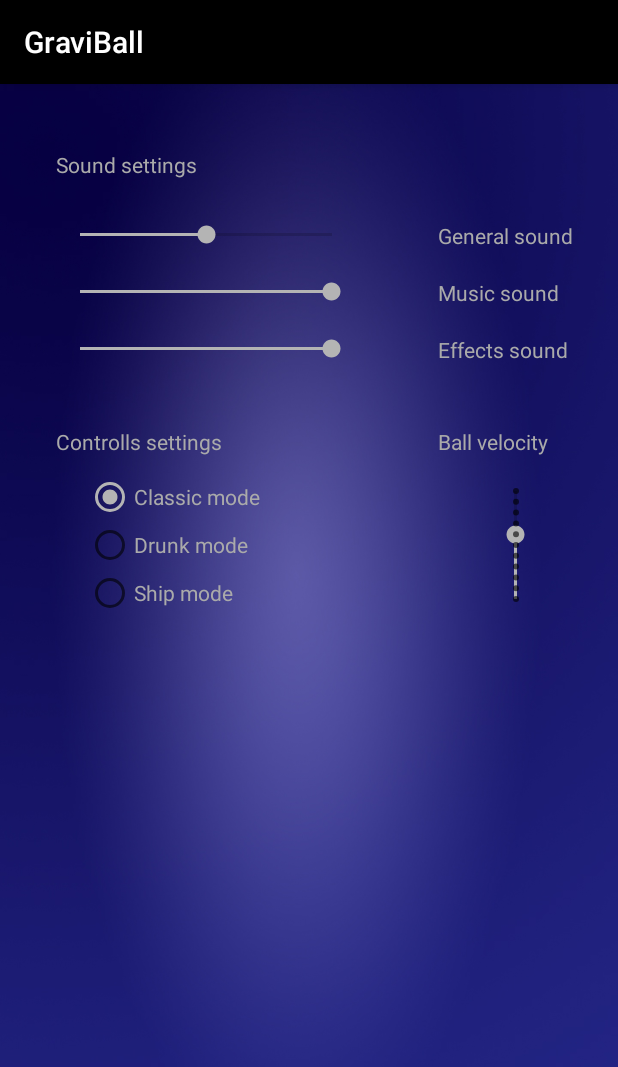
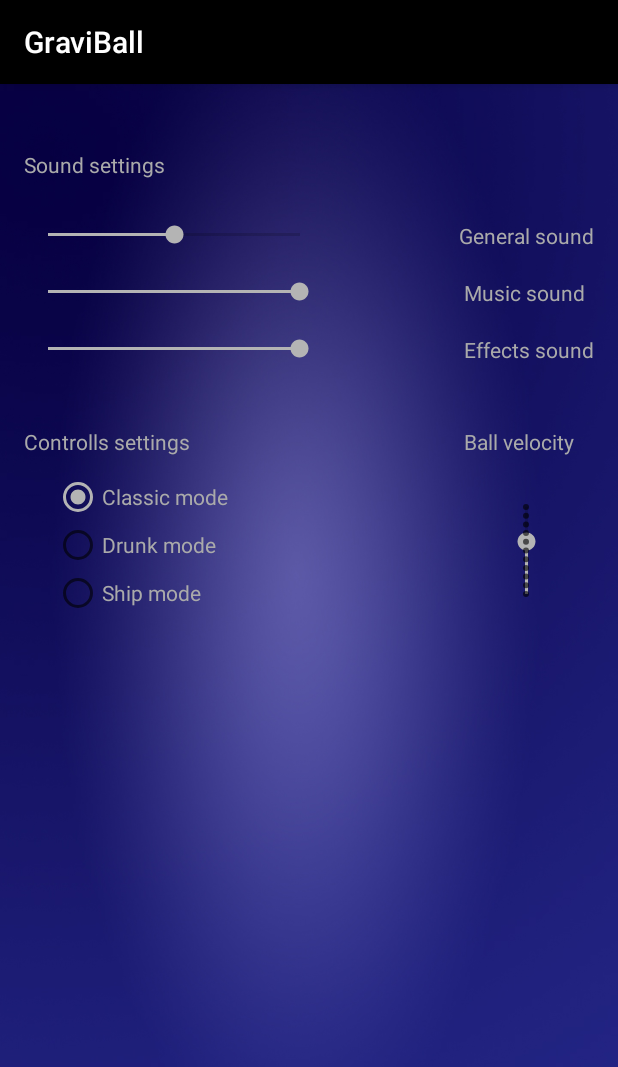
Before and after one commit to wovilon/Pingpong1, an Android app: the SettingsActivity screen opened directly, with no data from a screen before it, on a phone screen of 412 x 824 dp. Shown: the top 1067 px of the screen. Run offline under Robolectric (Android 15) with nearby library versions, the phone set to English and light mode, and no system bars.

Commit message:
Design fixed, problems with Android 4 versions fixed, but not tested

```diff
--- a/app/build.gradle
+++ b/app/build.gradle
@@ -39,14 +39,15 @@ dependencies {
     androidTestCompile('com.android.support.test.espresso:espresso-core:2.2.2', {
         exclude group: 'com.android.support', module: 'support-annotations'
     })
-    compile 'com.android.support:appcompat-v7:25.0.0'
-    testCompile 'junit:junit:4.12'
     compile('com.crashlytics.sdk.android:crashlytics:2.6.8@aar') {
         transitive = true;
     }
     compile('com.crashlytics.sdk.android:crashlytics-ndk:1.1.6@aar') {
         transitive = true;
     }
+    compile 'com.android.support:appcompat-v7:25.0.0'
+    compile 'com.android.support.constraint:constraint-layout:1.0.0-beta1'
+    testCompile 'junit:junit:4.12'
 }
 
 crashlytics {
--- a/app/src/main/java/wovilon/pingpong1/GameActivity.java
+++ b/app/src/main/java/wovilon/pingpong1/GameActivity.java
@@ -135,7 +135,7 @@ class GameManager extends Thread {
         this.score=0;
 
         DbUpdater dbUpdater=new DbUpdater(context, level.getType());
-        level.setBricks(dbUpdater.getLevelBricksFromDb(level.getLevelNumber()));
+        level.setBricks(dbUpdater.getLevelFromDb(level.getLevelNumber()).getBricks());
 
         Resources resources=context.getResources(); //get screen size and create boolean gameField
         DisplayMetrics displayMetrics=resources.getDisplayMetrics();
@@ -348,6 +348,8 @@ class GameManager extends Thread {
             canv=canvas;
             Resources resources=context.getResources();
             bitmap= BitmapFactory.decodeResource(resources,R.drawable.ball);
+            x=resources.getDisplayMetrics().widthPixels/2-bitmap.getWidth()/2;
+            y=resources.getDisplayMetrics().heightPixels*0.8;
 
             int n=0,nmax=0; //get ball pixels
             for (int i=0;i<bitmap.getWidth();i++) {
--- a/app/src/main/java/wovilon/pingpong1/LevelEditorActivity.java
+++ b/app/src/main/java/wovilon/pingpong1/LevelEditorActivity.java
@@ -43,7 +43,7 @@ LevelEditorView levelEditorView;
             Resources resources = getResources(); //get screen size and create boolean gameField
             DisplayMetrics displayMetrics = resources.getDisplayMetrics();
 
-            //if button pressed (calculated from coordinates)
+            //if button save and play pressed (calculated from coordinates)
             if (x > levelEditorView.savePlayButtonXY.x
                     & x < levelEditorView.savePlayButtonXY.x + levelEditorView.button.getWidth()
                     & y > levelEditorView.savePlayButtonXY.y + resources.getDimension(R.dimen.dy)
@@ -61,13 +61,15 @@ LevelEditorView levelEditorView;
                 intent.putExtra("LevelType", level.getType());
                 intent.putExtra("LevelNumber", dbUpdater.getCount());
                 startActivity(intent);
-
+            //if load button pressed
             } else if (x > levelEditorView.loadButtonXY.x
                     & x < levelEditorView.loadButtonXY.x + levelEditorView.button.getWidth()
                     & y > levelEditorView.loadButtonXY.y + resources.getDimension(R.dimen.dy)
                     & y < levelEditorView.loadButtonXY.y + levelEditorView.button.getHeight()
                     + resources.getDimension(R.dimen.dy) * 2) {
 
+                Intent intent=new Intent(LevelEditorActivity.this, LevelsListActivity.class);
+                startActivity(intent);
 
             } else if (x < levelEditorView.savePlayButtonXY.y) { //else create or delete brick
                 //calculating start point of bricks x0
--- a/app/src/main/java/wovilon/pingpong1/MainActivity.java
+++ b/app/src/main/java/wovilon/pingpong1/MainActivity.java
@@ -57,7 +57,7 @@ public class MainActivity extends AppCompatActivity implements SensorEventListen
         mySensor=SM.getDefaultSensor(Sensor.TYPE_ACCELEROMETER);
         SM.registerListener(this,mySensor,SensorManager.SENSOR_DELAY_NORMAL);
 
-        new DbUpdater(this, "MainLevels").addMainLevels();
+        new DbUpdater(this, "MainLevels").addMainLevels(); //TODO now I add level everytime, but once needed
         //new DbUpdater(this, "MainLevels").setHighScore("MainLevels",0,1);
 
 
--- a/app/src/main/java/wovilon/pingpong1/model/LevelEditorView.java
+++ b/app/src/main/java/wovilon/pingpong1/model/LevelEditorView.java
@@ -60,16 +60,16 @@ public class LevelEditorView extends View {
 
         canvas.drawBitmap(mBitmap,0,0, mPaint);
         canvas.drawBitmap(button,savePlayButtonXY.x,savePlayButtonXY.y,mPaint);
-        //canvas.drawBitmap(button,loadButtonXY.x,loadButtonXY.y,mPaint);
+        canvas.drawBitmap(button,loadButtonXY.x,loadButtonXY.y,mPaint);
         mPaint.setTypeface(Typeface.create("Arial",Typeface.BOLD));
         mPaint.setTextAlign(Paint.Align.CENTER);
         mPaint.setTextSize(32);
         canvas.drawText(resources.getString(R.string.SavePlay),
                 savePlayButtonXY.x+button.getWidth()/2,
                 savePlayButtonXY.y+button.getHeight()/2+resources.getDimension(R.dimen.dy),mPaint);
-       /* canvas.drawText(resources.getString(R.string.Load),
+        canvas.drawText(resources.getString(R.string.Load),
                 loadButtonXY.x+button.getWidth()/2,
-                loadButtonXY.y+button.getHeight()/2+resources.getDimension(R.dimen.dy),mPaint);*/
+                loadButtonXY.y+button.getHeight()/2+resources.getDimension(R.dimen.dy),mPaint);
 
 
         int i=0;
--- a/app/src/main/res/layout/activity_settings.xml
+++ b/app/src/main/res/layout/activity_settings.xml
@@ -16,11 +16,11 @@
         android:id="@+id/generalSound"
         android:layout_width="200dp"
         android:layout_height="wrap_content"
-        android:layout_alignParentStart="true"
+        android:layout_marginTop="75dp"
+        android:fadeScrollbars="false"
         android:layout_alignParentTop="true"
-        android:layout_marginStart="21dp"
-        android:layout_marginTop="75dp"
-        android:fadeScrollbars="false" />
+        android:layout_alignParentLeft="true"
+        android:layout_alignParentStart="true" />
 
     <SeekBar
         android:id="@+id/musicSound"
@@ -42,20 +42,22 @@
         android:id="@+id/textView2"
         android:layout_width="wrap_content"
         android:layout_height="wrap_content"
-        android:layout_alignParentTop="true"
-        android:layout_alignStart="@+id/generalSound"
-        android:layout_marginTop="28dp"
         android:text="@string/SoundSettings"
-        android:textColor="@android:color/darker_gray" />
+        android:textColor="@android:color/darker_gray"
+        android:layout_above="@+id/GeneralSoundView"
+        android:layout_alignParentLeft="true"
+        android:layout_alignParentStart="true"
+        android:layout_marginBottom="28dp" />
 
     <TextView
         android:id="@+id/textView6"
         android:layout_width="wrap_content"
         android:layout_height="wrap_content"
-        android:layout_alignStart="@+id/MusicSoundView"
+        android:text="@string/EffectsSound"
+        android:textColor="@android:color/darker_gray"
         android:layout_alignTop="@+id/effectsSound"
-        android:text="@string/EffectsSound"
-        android:textColor="@android:color/darker_gray" />
+        android:layout_alignParentRight="true"
+        android:layout_alignParentEnd="true" />
 
     <TextView
         android:id="@+id/textView8"
@@ -71,29 +73,32 @@
         android:id="@+id/BallVelocityTextView"
         android:layout_width="wrap_content"
         android:layout_height="wrap_content"
-        android:layout_above="@+id/turbulenceRadioGroup"
-        android:layout_alignStart="@+id/BallVelocitySeekBar"
         android:text="@string/ball_velocity"
-        android:textColor="@android:color/darker_gray" />
+        android:textColor="@android:color/darker_gray"
+        android:layout_alignBaseline="@+id/textView8"
+        android:layout_alignBottom="@+id/textView8"
+        android:layout_alignLeft="@+id/textView6"
+        android:layout_alignStart="@+id/textView6" />
 
     <TextView
         android:id="@+id/GeneralSoundView"
         android:layout_width="wrap_content"
         android:layout_height="wrap_content"
-        android:layout_alignParentEnd="true"
+        android:text="@string/GeneralSound"
+        android:textColor="@android:color/darker_gray"
         android:layout_alignTop="@+id/generalSound"
-        android:layout_marginEnd="14dp"
-        android:text="@string/GeneralSound"
-        android:textColor="@android:color/darker_gray" />
+        android:layout_alignParentRight="true"
+        android:layout_alignParentEnd="true" />
 
     <TextView
         android:id="@+id/MusicSoundView"
         android:layout_width="wrap_content"
         android:layout_height="wrap_content"
-        android:layout_alignStart="@+id/GeneralSoundView"
+        android:text="@string/MusicSound"
+        android:textColor="@android:color/darker_gray"
         android:layout_alignTop="@+id/musicSound"
-        android:text="@string/MusicSound"
-        android:textColor="@android:color/darker_gray" />
+        android:layout_alignLeft="@+id/textView6"
+        android:layout_alignStart="@+id/textView6" />
 
     <RadioGroup
         android:id="@+id/turbulenceRadioGroup"
@@ -137,11 +142,13 @@
         style="@style/Widget.AppCompat.SeekBar.Discrete"
         android:layout_width="match_parent"
         android:layout_height="wrap_content"
-        android:layout_alignBottom="@+id/turbulenceRadioGroup"
-        android:layout_alignStart="@+id/textView6"
-        android:layout_alignTop="@+id/turbulenceRadioGroup"
         android:max="10"
         android:progress="5"
-        android:rotation="270" />
+        android:rotation="270"
+        android:layout_alignBottom="@+id/turbulenceRadioGroup"
+        android:layout_toEndOf="@+id/turbulenceRadioGroup"
+        android:layout_marginBottom="35dp"
+        android:layout_alignLeft="@+id/GeneralSoundView"
+        android:layout_alignStart="@+id/GeneralSoundView" />
 
 </RelativeLayout>
```
Also changed, not shown: app/src/main/AndroidManifest.xml (+17 -13 lines), app/src/main/java/wovilon/pingpong1/LevelsListActivity.java (added, +69 -0 lines), app/src/main/java/wovilon/pingpong1/db/DbUpdater.java (+13 -3 lines), app/src/main/res/layout/activity_levels_list.xml (added, +17 -0 lines), app/src/main/res/layout/activity_win_loose.xml (+11 -11 lines), app/src/main/res/layout/level_list_item.xml (added, +22 -0 lines).
